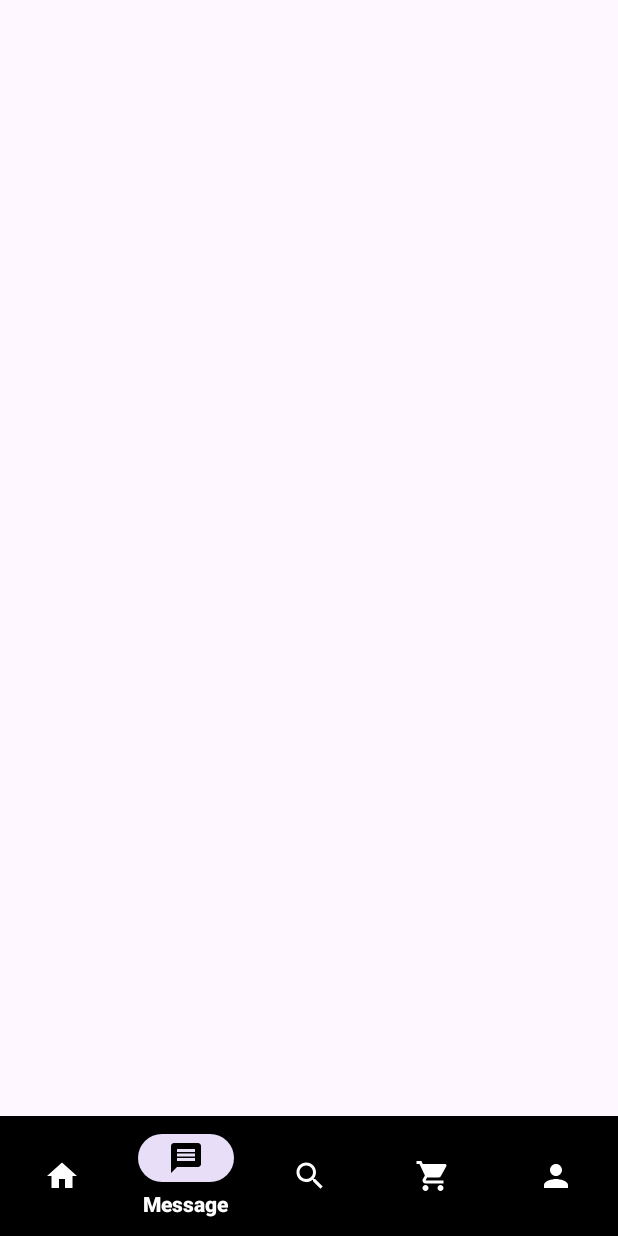
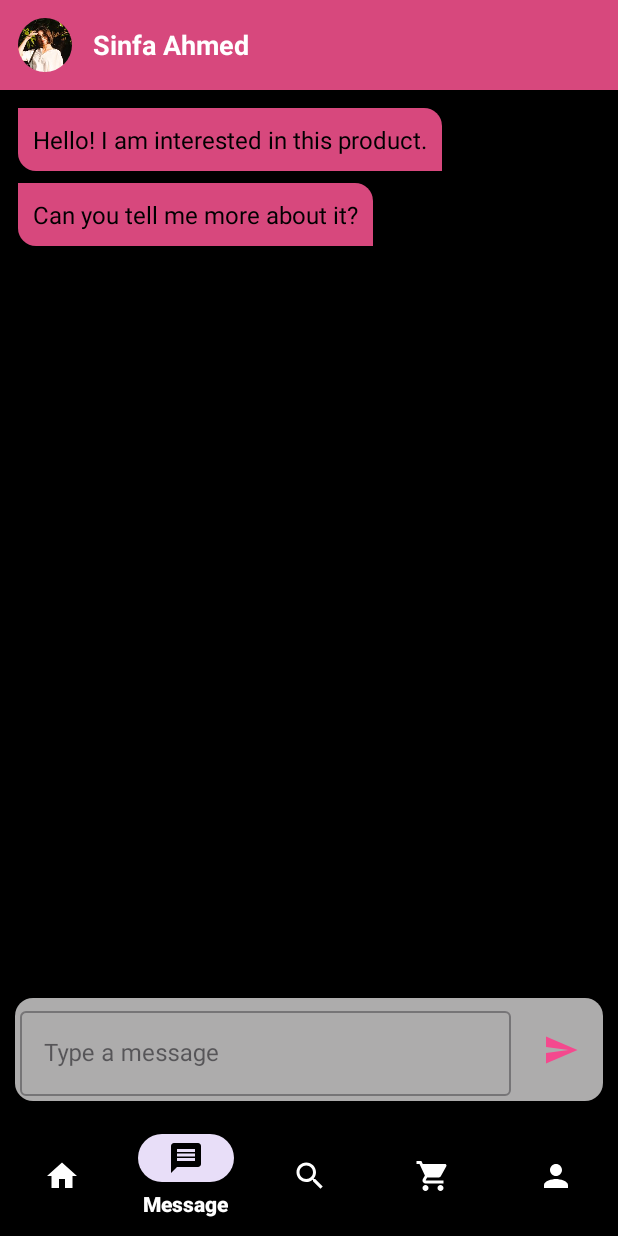
Before and after one commit to Shimon31/Glow_Mart, an Android app: the MessageFragment screen opened through its navigation route, on a phone screen of 412 x 824 dp. Run offline under Robolectric (Android 15) with nearby library versions, the phone set to English and light mode, and no system bars; our stand-ins replace CircleImageView, Dagger/Hilt's generated code, Firebase (no records; nobody signed in at launch, a user with empty details on screens opened directly), navigation-ui; 8 statements that could not run were skipped.

Commit message:
MessageFragment.kt done

```diff
--- /dev/null
+++ b/app/src/main/java/com/bcsbattle/sbs_e_mart/data/model/message/Message.kt
@@ -0,0 +1,7 @@
+package com.bcsbattle.sbs_e_mart.data.model.message
+
+// Data class for a message
+data class Message(
+    val text: String,
+    val isSeller: Boolean // true if sent by seller, false if sent by buyer
+)
--- a/app/src/main/java/com/bcsbattle/sbs_e_mart/ui/HomeFragment/HomeFragment.kt
+++ b/app/src/main/java/com/bcsbattle/sbs_e_mart/ui/HomeFragment/HomeFragment.kt
@@ -34,6 +34,9 @@ class HomeFragment :
         observeViewModel()
 
         binding.cardView2.setOnClickListener {
+            findNavController().navigate(R.id.action_homeFragment_to_searchFragment)
+        }
+        binding.seeAllTv.setOnClickListener {
             findNavController().navigate(R.id.action_homeFragment_to_searchFragment)
         }
     }
--- /dev/null
+++ b/app/src/main/java/com/bcsbattle/sbs_e_mart/ui/message/MessageAdapter.kt
@@ -0,0 +1,41 @@
+package com.bcsbattle.sbs_e_mart.ui.message
+
+import android.view.Gravity
+import android.view.LayoutInflater
+import android.view.ViewGroup
+import android.widget.LinearLayout
+import androidx.recyclerview.widget.RecyclerView
+import com.bcsbattle.sbs_e_mart.R
+import com.bcsbattle.sbs_e_mart.data.model.message.Message
+import com.bcsbattle.sbs_e_mart.databinding.ItemMessageBinding
+
+class MessageAdapter(private val messages: List<Message>) :
+    RecyclerView.Adapter<MessageAdapter.MessageViewHolder>() {
+
+    inner class MessageViewHolder(val binding: ItemMessageBinding) :
+        RecyclerView.ViewHolder(binding.root)
+
+    override fun onCreateViewHolder(parent: ViewGroup, viewType: Int): MessageViewHolder {
+        val binding = ItemMessageBinding.inflate(LayoutInflater.from(parent.context), parent, false)
+        return MessageViewHolder(binding)
+    }
+
+    override fun onBindViewHolder(holder: MessageViewHolder, position: Int) {
+        val message = messages[position]
+        holder.binding.messageText.text = message.text
+
+        val params = holder.binding.messageText.layoutParams as LinearLayout.LayoutParams
+        if (message.isSeller) {
+            params.gravity = Gravity.END
+            holder.binding.messageText.setBackgroundResource(R.drawable.bg_seller_message)
+            holder.binding.messageText.setTextColor(holder.binding.root.context.getColor(android.R.color.white))
+        } else {
+            params.gravity = Gravity.START
+            holder.binding.messageText.setBackgroundResource(R.drawable.bg_buyer_message)
+            holder.binding.messageText.setTextColor(holder.binding.root.context.getColor(android.R.color.black))
+        }
+        holder.binding.messageText.layoutParams = params
+    }
+
+    override fun getItemCount(): Int = messages.size
+}
--- a/app/src/main/java/com/bcsbattle/sbs_e_mart/ui/message/MessageFragment.kt
+++ b/app/src/main/java/com/bcsbattle/sbs_e_mart/ui/message/MessageFragment.kt
@@ -1,60 +1,40 @@
 package com.bcsbattle.sbs_e_mart.ui.message
 
 import android.os.Bundle
-import androidx.fragment.app.Fragment
-import android.view.LayoutInflater
 import android.view.View
-import android.view.ViewGroup
-import com.bcsbattle.sbs_e_mart.R
+import androidx.recyclerview.widget.LinearLayoutManager
+import com.bcsbattle.sbs_e_mart.base.BaseFragment
+import com.bcsbattle.sbs_e_mart.data.model.message.Message
+import com.bcsbattle.sbs_e_mart.databinding.FragmentMessageBinding
 
-// TODO: Rename parameter arguments, choose names that match
-// the fragment initialization parameters, e.g. ARG_ITEM_NUMBER
-private const val ARG_PARAM1 = "param1"
-private const val ARG_PARAM2 = "param2"
+class MessageFragment : BaseFragment<FragmentMessageBinding>(FragmentMessageBinding::inflate) {
 
-/**
- * A simple [Fragment] subclass.
- * Use the [MessageFragment.newInstance] factory method to
- * create an instance of this fragment.
- */
-class MessageFragment : Fragment() {
-    // TODO: Rename and change types of parameters
-    private var param1: String? = null
-    private var param2: String? = null
+    private val messages = mutableListOf<Message>()
+    private lateinit var adapter: MessageAdapter
 
-    override fun onCreate(savedInstanceState: Bundle?) {
-        super.onCreate(savedInstanceState)
-        arguments?.let {
-            param1 = it.getString(ARG_PARAM1)
-            param2 = it.getString(ARG_PARAM2)
+    override fun onViewCreated(view: View, savedInstanceState: Bundle?) {
+        super.onViewCreated(view, savedInstanceState)
+
+        adapter = MessageAdapter(messages)
+        binding.messageRecyclerView.layoutManager = LinearLayoutManager(requireContext())
+        binding.messageRecyclerView.adapter = adapter
+
+        // initial buyer messages
+        messages.add(Message("Hello! I am interested in this product.", false))
+        messages.add(Message("Can you tell me more about it?", false))
+        adapter.notifyDataSetChanged()
+        binding.messageRecyclerView.scrollToPosition(messages.size - 1)
+
+        // send button
+        binding.sendButton.setOnClickListener {
+            val text = binding.messageEditText.text.toString().trim()
+            if (text.isNotEmpty()) {
+                val message = Message(text, isSeller = true)
+                messages.add(message)
+                adapter.notifyItemInserted(messages.size - 1)
+                binding.messageRecyclerView.scrollToPosition(messages.size - 1)
+                binding.messageEditText.text?.clear()
+            }
         }
     }
-
-    override fun onCreateView(
-        inflater: LayoutInflater, container: ViewGroup?,
-        savedInstanceState: Bundle?
-    ): View? {
-        // Inflate the layout for this fragment
-        return inflater.inflate(R.layout.fragment_message, container, false)
-    }
-
-    companion object {
-        /**
-         * Use this factory method to create a new instance of
-         * this fragment using the provided parameters.
-         *
-         * @param param1 Parameter 1.
-         * @param param2 Parameter 2.
-         * @return A new instance of fragment MessageFragment.
-         */
-        // TODO: Rename and change types and number of parameters
-        @JvmStatic
-        fun newInstance(param1: String, param2: String) =
-            MessageFragment().apply {
-                arguments = Bundle().apply {
-                    putString(ARG_PARAM1, param1)
-                    putString(ARG_PARAM2, param2)
-                }
-            }
-    }
 }
--- /dev/null
+++ b/app/src/main/res/drawable/baseline_send_24.xml
@@ -0,0 +1,5 @@
+<vector xmlns:android="http://schemas.android.com/apk/res/android" android:autoMirrored="true" android:height="24dp" android:tint="#F4498E" android:viewportHeight="24" android:viewportWidth="24" android:width="24dp">
+
+    <path android:fillColor="@android:color/white" android:pathData="M2.01,21L23,12 2.01,3 2,10l15,2 -15,2z"/>
+
+</vector>
--- /dev/null
+++ b/app/src/main/res/drawable/bg_buyer_message.xml
@@ -0,0 +1,6 @@
+<shape xmlns:android="http://schemas.android.com/apk/res/android"
+    android:shape="rectangle">
+    <solid android:color="@color/primaryClr"/>
+    <corners android:topRightRadius="12dp"
+        android:bottomLeftRadius="12dp"/>
+</shape>
--- /dev/null
+++ b/app/src/main/res/drawable/bg_seller_message.xml
@@ -0,0 +1,6 @@
+<shape xmlns:android="http://schemas.android.com/apk/res/android"
+    android:shape="rectangle">
+    <solid android:color="#89341A"/>
+    <corners android:topRightRadius="12dp"
+        android:bottomLeftRadius="12dp"/>
+</shape>
--- /dev/null
+++ b/app/src/main/res/drawable/message_bg.xml
@@ -0,0 +1,7 @@
+<?xml version="1.0" encoding="utf-8"?>
+<shape xmlns:android="http://schemas.android.com/apk/res/android">
+
+    <corners android:radius="12dp"/>
+    <solid android:color="#ADACAC"/>
+
+</shape>
--- a/app/src/main/res/layout/fragment_home.xml
+++ b/app/src/main/res/layout/fragment_home.xml
@@ -80,7 +80,7 @@
                 app:layout_constraintTop_toBottomOf="@id/recyclerView1" />
 
             <TextView
-                android:id="@+id/fourthTV"
+                android:id="@+id/seeAllTv"
                 android:layout_width="wrap_content"
                 android:layout_height="wrap_content"
                 android:layout_marginHorizontal="8dp"
--- a/app/src/main/res/layout/fragment_message.xml
+++ b/app/src/main/res/layout/fragment_message.xml
@@ -1,10 +1,96 @@
 <?xml version="1.0" encoding="utf-8"?>
 <androidx.constraintlayout.widget.ConstraintLayout xmlns:android="http://schemas.android.com/apk/res/android"
+    xmlns:app="http://schemas.android.com/apk/res-auto"
     xmlns:tools="http://schemas.android.com/tools"
     android:layout_width="match_parent"
     android:layout_height="match_parent"
+    android:background="@color/black"
     tools:context=".ui.message.MessageFragment">
 
+    <!-- Header -->
+    <LinearLayout
+        android:id="@+id/headerLayout"
+        android:layout_width="0dp"
+        android:layout_height="60dp"
+        android:background="@color/primaryClr"
+        android:gravity="center_vertical"
+        android:orientation="horizontal"
+        android:padding="10dp"
+        app:layout_constraintEnd_toEndOf="parent"
+        app:layout_constraintStart_toStartOf="parent"
+        app:layout_constraintTop_toTopOf="parent">
 
+        <de.hdodenhof.circleimageview.CircleImageView
+            android:id="@+id/buyerImage"
+            android:layout_width="40dp"
+            android:layout_height="40dp"
+            android:contentDescription="Buyer Image"
+            android:padding="2dp"
+            android:src="@drawable/profile" />
 
+        <TextView
+            android:id="@+id/buyerName"
+            android:layout_width="wrap_content"
+            android:layout_height="wrap_content"
+            android:layout_marginStart="12dp"
+            android:text="Sinfa Ahmed"
+            android:textColor="@android:color/white"
+            android:textSize="18sp"
+            android:textStyle="bold" />
+    </LinearLayout>
+
+    <!-- Messages RecyclerView -->
+    <androidx.recyclerview.widget.RecyclerView
+        android:id="@+id/messageRecyclerView"
+        android:layout_width="0dp"
+        android:layout_height="0dp"
+        android:clipToPadding="false"
+        android:padding="8dp"
+        android:scrollbars="vertical"
+        app:layout_constraintBottom_toTopOf="@id/messageInputLayout"
+        app:layout_constraintEnd_toEndOf="parent"
+        app:layout_constraintStart_toStartOf="parent"
+        app:layout_constraintTop_toBottomOf="@id/headerLayout"
+        tools:listitem="@layout/item_message" />
+
+    <!-- Input layout -->
+    <LinearLayout
+        android:id="@+id/messageInputLayout"
+        android:layout_width="0dp"
+        android:layout_height="wrap_content"
+        android:layout_marginHorizontal="10dp"
+        android:layout_marginBottom="10dp"
+        android:background="@drawable/message_bg"
+        android:elevation="4dp"
+        android:orientation="horizontal"
+        android:padding="3dp"
+        app:layout_constraintBottom_toBottomOf="parent"
+        app:layout_constraintEnd_toEndOf="parent"
+        app:layout_constraintStart_toStartOf="parent">
+
+        <com.google.android.material.textfield.TextInputLayout
+            style="@style/Widget.MaterialComponents.TextInputLayout.OutlinedBox"
+            android:layout_width="0dp"
+            android:layout_height="wrap_content"
+            android:layout_weight="1"
+            android:hint="Type a message">
+
+            <com.google.android.material.textfield.TextInputEditText
+                android:id="@+id/messageEditText"
+                android:layout_width="match_parent"
+                android:layout_height="wrap_content"
+                android:inputType="textMultiLine"
+                android:maxLines="4" />
+        </com.google.android.material.textfield.TextInputLayout>
+
+        <ImageButton
+            android:id="@+id/sendButton"
+            android:layout_width="50dp"
+            android:layout_height="50dp"
+            android:layout_gravity="center"
+            android:layout_marginStart="8dp"
+            android:backgroundTint="@android:color/transparent"
+            android:contentDescription="Send"
+            android:src="@drawable/baseline_send_24" />
+    </LinearLayout>
 </androidx.constraintlayout.widget.ConstraintLayout>
--- a/app/src/main/res/layout/fragment_profile.xml
+++ b/app/src/main/res/layout/fragment_profile.xml
@@ -12,7 +12,7 @@
         <View
             android:id="@+id/headerBackground"
             android:layout_width="0dp"
-            android:layout_height="200dp"
+            android:layout_height="150dp"
             android:background="@drawable/banner"
             app:layout_constraintTop_toTopOf="parent"
             app:layout_constraintStart_toStartOf="parent"
--- /dev/null
+++ b/app/src/main/res/layout/item_message.xml
@@ -0,0 +1,19 @@
+<?xml version="1.0" encoding="utf-8"?>
+<LinearLayout
+    xmlns:android="http://schemas.android.com/apk/res/android"
+    android:layout_width="match_parent"
+    android:layout_height="wrap_content"
+    android:orientation="horizontal"
+    android:padding="4dp"
+    android:gravity="start">
+
+    <TextView
+        android:id="@+id/messageText"
+        android:layout_width="wrap_content"
+        android:layout_height="wrap_content"
+        android:background="@drawable/bg_buyer_message"
+        android:padding="10dp"
+        android:text="hello "
+        android:textColor="@android:color/black"
+        android:textSize="16sp"/>
+</LinearLayout>
```
Also changed, not shown: app/src/main/res/drawable/profile.jpeg (added), 1 other file.
